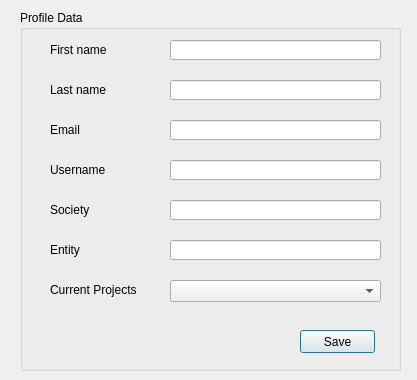
KarimMAJDOUB/GCInO-EM, file artifacts/profile.ui: the form before one commit.
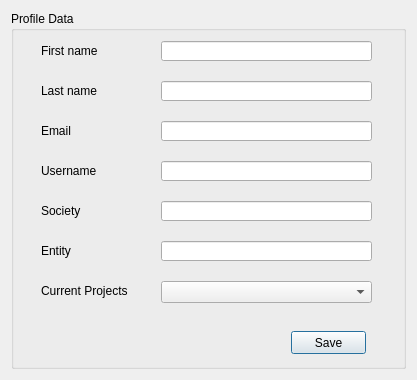
The form after the commit.

Commit message:
Layout auto
layout auto in qt designer

What changed in the file:
```diff
--- a/artifacts/profile.ui
+++ b/artifacts/profile.ui
@@ -13,15 +13,9 @@
   <property name="windowTitle">
    <string>Profile Information</string>
   </property>
+  <layout class="QGridLayout" name="gridLayout">
+   <item row="0" column="0">
   <widget class="QGroupBox" name="groupBox">
-   <property name="geometry">
-    <rect>
-     <x>20</x>
-     <y>10</y>
-     <width>381</width>
-     <height>361</height>
-    </rect>
-   </property>
    <property name="layoutDirection">
     <enum>Qt::LeftToRight</enum>
    </property>
@@ -227,6 +221,8 @@
     </property>
    </widget>
   </widget>
+   </item>
+  </layout>
  </widget>
  <resources/>
  <connections/>
```
Lines whose indentation alone changed are shown as unchanged. The commit also changes 38 other files.
